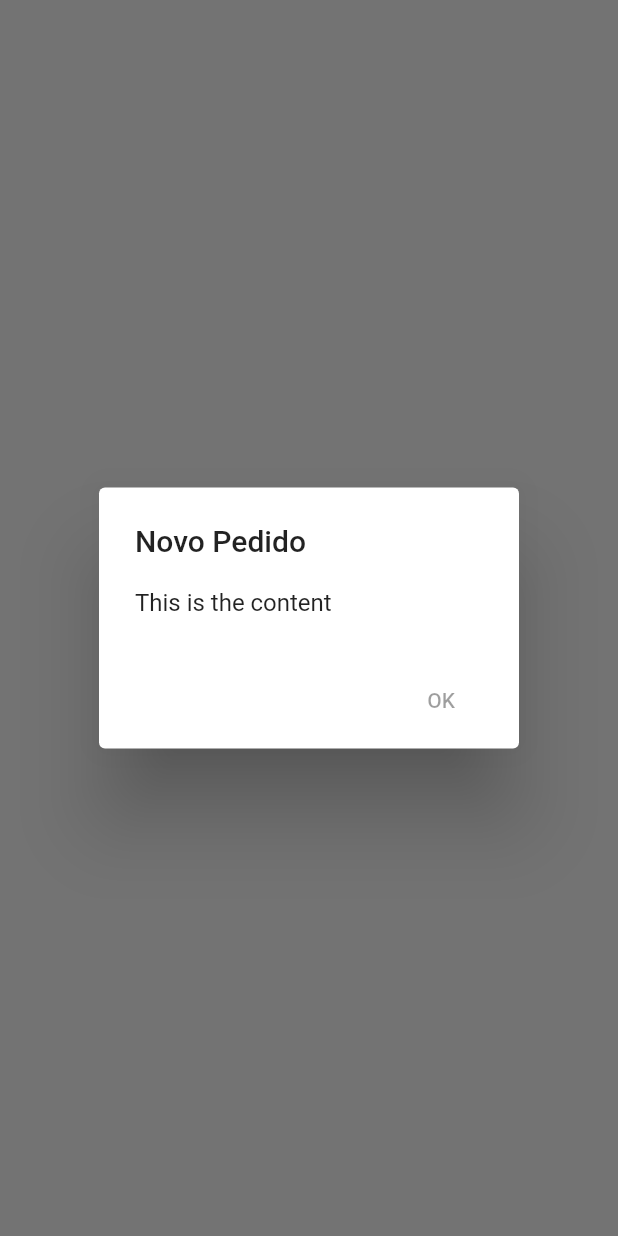
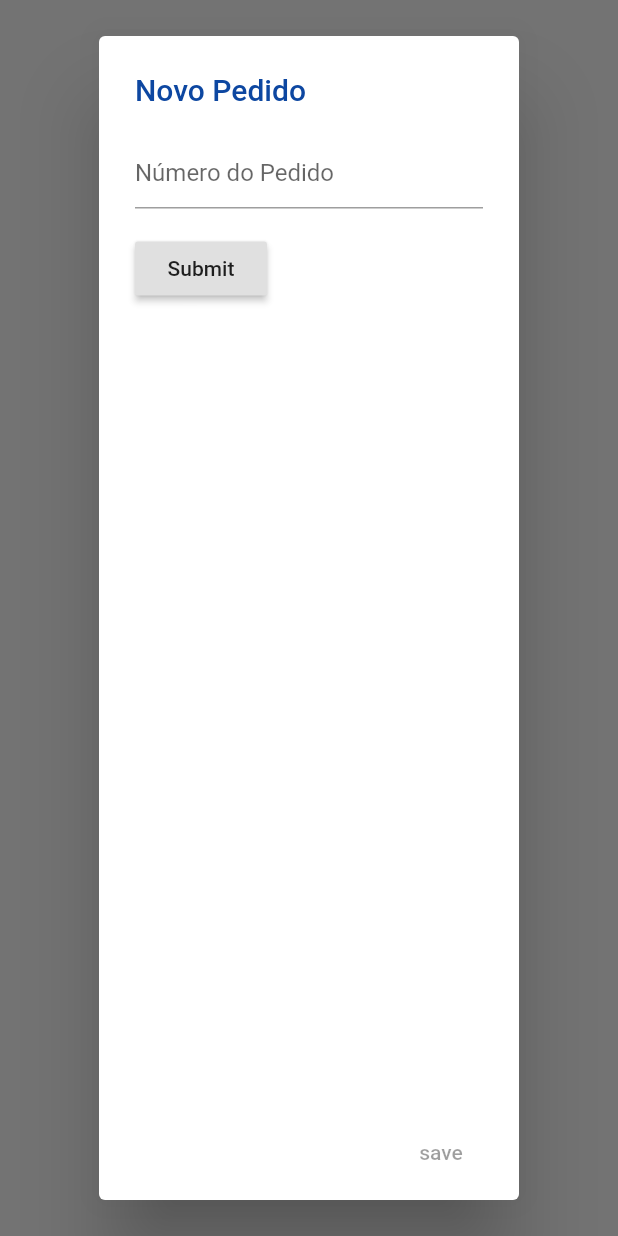
Before and after one commit to jonatas101/pedidoApp, a Flutter app: what showAlertDialog() shows on an empty page, opened directly, on a phone screen of 412 x 824 dp. Run offline on Flutter 3.47's test engine with Material 2 defaults, Android fonts, the phone set to English and light mode, and no system bars.

Commit message:
montando Alert com um row e om dropdown list

```diff
--- a/lib/novoPedidoWidget.dart
+++ b/lib/novoPedidoWidget.dart
@@ -1,16 +1,58 @@
 import 'package:flutter/material.dart';
 
 showAlertDialog(BuildContext context){
-  Widget okButton = FlatButton(
-    child: Text("OK"),
+  final _formKey = GlobalKey<FormState>();
+  Widget saveButton = FlatButton(
+    child: Text("save"),
     onPressed: null,
   );
 
   AlertDialog alert = AlertDialog(
-    title: Text("Novo Pedido"),
-    content: Text("This is the content"),
+    title: Text("Novo Pedido",
+                style: TextStyle(color: Colors.blue[900])
+              ),
+    content: Row(
+      children:<Widget>[
+        Expanded(
+          child: Form(
+        key: _formKey,
+        child: Column(
+          crossAxisAlignment: CrossAxisAlignment.start,
+          children: <Widget>[
+            TextFormField(
+              keyboardType: TextInputType.number,
+              decoration: const InputDecoration(
+                hintText: 'Número do Pedido',
+              ),
+              validator: (value) {
+                if (value.isEmpty) {
+                  return 'Please enter some text';
+                }
+                return null;
+              },
+            ),//TextFormField
+            Padding(
+              padding: const EdgeInsets.symmetric(vertical: 16.0),
+              child: RaisedButton(
+                onPressed: () {
+                  // Validate will return true if the form is valid, or false if
+                  // the form is invalid.
+                  if (_formKey.currentState.validate()) {
+                    // Process data.
+                  }
+                },
+                child: Text('Submit'),
+              ),
+            ),
+          ],//colum/children
+        ),//form/column
+      ),//form
+        ),
+      ],
+),//row
+
     actions: [
-      okButton,
+      saveButton,
     ],
   );
 
```
